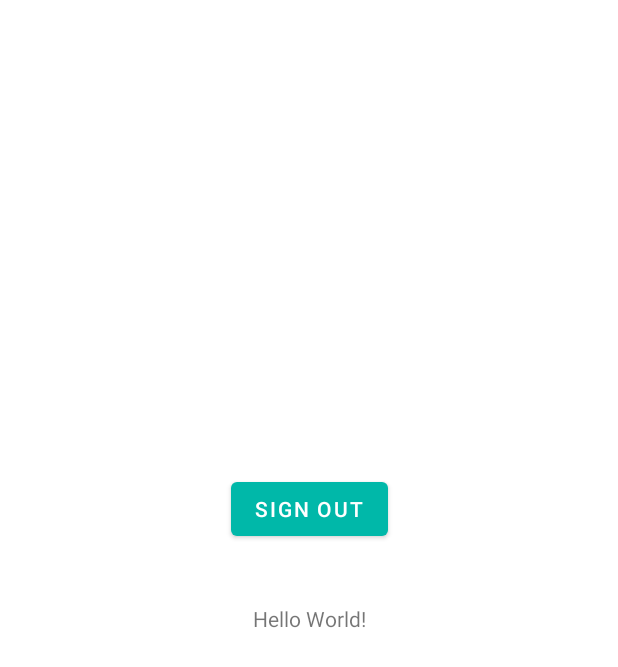
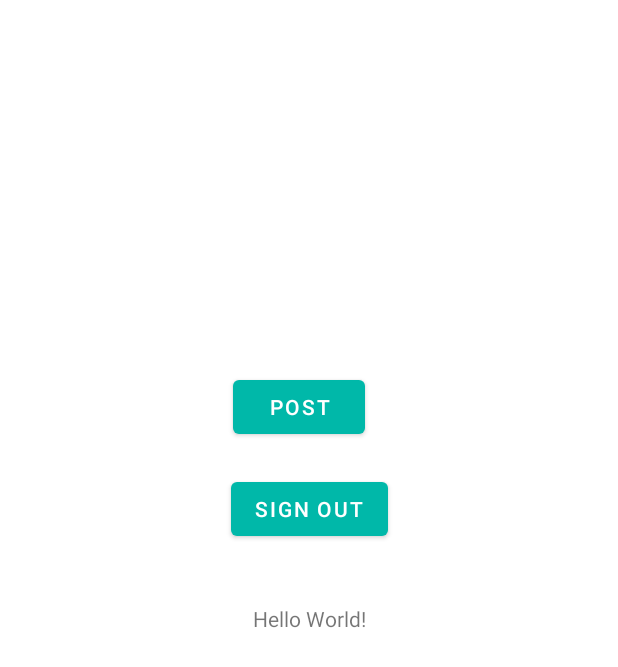
Before and after one commit to Kirisaki124/CoronaSocialNetwork, an Android app: the screen it shows after launch once a user with an empty profile is signed in (MainActivity), on a phone screen of 412 x 824 dp. Shown: the top 667 px of the screen. Run offline under Robolectric (Android 15) with nearby library versions, the phone set to English and light mode, and no system bars; our stand-ins replace Firebase (no records; nobody signed in at launch, a user with empty details on screens opened directly).

Commit message:
Cretae Post

```diff
--- a/app/src/main/AndroidManifest.xml
+++ b/app/src/main/AndroidManifest.xml
@@ -15,6 +15,7 @@
         android:roundIcon="@mipmap/ic_logo_round"
         android:supportsRtl="true"
         android:theme="@style/AppTheme">
+        <activity android:name=".activities.CreatePostActivity" />
         <activity android:name=".activities.LoginActivity">
             <intent-filter>
                 <action android:name="android.intent.action.MAIN" />
--- a/app/src/main/java/hava/coronasocialnetwork/MainActivity.kt
+++ b/app/src/main/java/hava/coronasocialnetwork/MainActivity.kt
@@ -1,7 +1,9 @@
 package hava.coronasocialnetwork
 
+import android.content.Intent
 import android.os.Bundle
 import androidx.appcompat.app.AppCompatActivity
+import hava.coronasocialnetwork.activities.CreatePostActivity
 import hava.coronasocialnetwork.database.management.DaoAuthenManagement
 import kotlinx.android.synthetic.main.activity_main.*
 
@@ -10,6 +12,11 @@ class MainActivity : AppCompatActivity() {
         super.onCreate(savedInstanceState)
         setContentView(R.layout.activity_main)
 
+        btnCreate.setOnClickListener {
+            val intent = Intent(this, CreatePostActivity::class.java)
+            startActivity(intent)
+        }
+
         signOutButton.setOnClickListener {
             DaoAuthenManagement.signOut()
             finish()
--- a/app/src/main/java/hava/coronasocialnetwork/activities/RegisterActivity.kt
+++ b/app/src/main/java/hava/coronasocialnetwork/activities/RegisterActivity.kt
@@ -27,8 +27,7 @@ class RegisterActivity : AppCompatActivity() {
                             emailInput.text.toString(),
                             passwordInput.text.toString(),
                             phoneInput.text.toString(),
-                            nameInput.text.toString(),
-                            ""
+                            nameInput.text.toString()
                         )
 
                         when (result) {
--- a/app/src/main/res/layout/activity_main.xml
+++ b/app/src/main/res/layout/activity_main.xml
@@ -26,4 +26,14 @@
         app:layout_constraintEnd_toEndOf="parent"
         app:layout_constraintStart_toStartOf="parent" />
 
+    <Button
+        android:id="@+id/btnCreate"
+        android:layout_width="wrap_content"
+        android:layout_height="wrap_content"
+        android:layout_marginStart="1dp"
+        android:layout_marginBottom="20dp"
+        android:text="Post"
+        app:layout_constraintBottom_toTopOf="@+id/signOutButton"
+        app:layout_constraintStart_toStartOf="@+id/signOutButton" />
+
 </androidx.constraintlayout.widget.ConstraintLayout>
--- a/app/src/main/res/values/strings.xml
+++ b/app/src/main/res/values/strings.xml
@@ -8,4 +8,5 @@
     <string name="phone_number_hint">Phone Number</string>
     <string name="register">Register</string>
     <string name="sign_up_now">Don\'t have an account? Sign Up now!</string>
+    <string name="post_hint">Hey man, what ya doing?</string>
 </resources>
```
